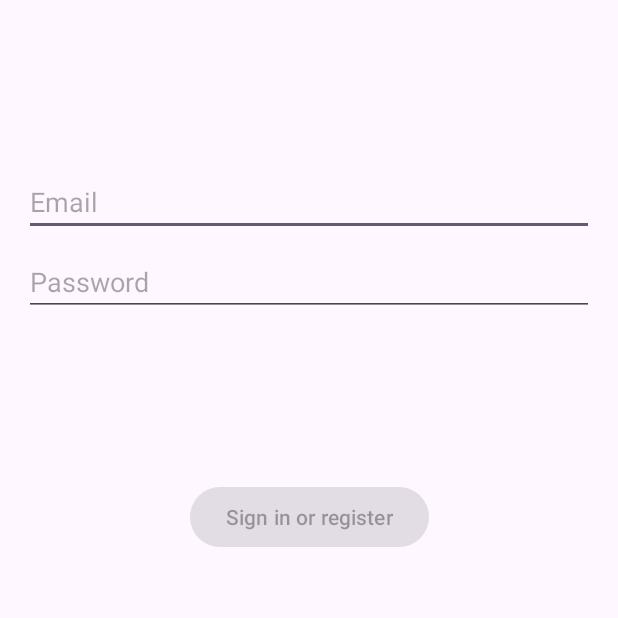
After one commit to ChapCarr/WhosOn, an Android app: the LoginActivity screen opened directly, with no data from a screen before it, on a phone screen of 412 x 824 dp, the top half of it. The commit adds this screen. Run offline under Robolectric (Android 15) with nearby library versions, the phone set to English and light mode, and no system bars.

Commit message:
Login screen added

```diff
--- a/app/build.gradle.kts
+++ b/app/build.gradle.kts
@@ -29,6 +29,9 @@ android {
         sourceCompatibility = JavaVersion.VERSION_11
         targetCompatibility = JavaVersion.VERSION_11
     }
+    buildFeatures {
+        viewBinding = true
+    }
 }
 
 dependencies {
@@ -37,6 +40,9 @@ dependencies {
     implementation(libs.material)
     implementation(libs.activity)
     implementation(libs.constraintlayout)
+    implementation(libs.annotation)
+    implementation(libs.lifecycle.livedata.ktx)
+    implementation(libs.lifecycle.viewmodel.ktx)
     testImplementation(libs.junit)
     androidTestImplementation(libs.ext.junit)
     androidTestImplementation(libs.espresso.core)
--- /dev/null
+++ b/app/src/main/java/edu/utsa/cs3443/whoson/data/LoginRepository.java
@@ -0,0 +1,54 @@
+package edu.utsa.cs3443.whoson.data;
+
+import edu.utsa.cs3443.whoson.data.model.LoggedInUser;
+
+/**
+ * Class that requests authentication and user information from the remote data source and
+ * maintains an in-memory cache of login status and user credentials information.
+ */
+public class LoginRepository {
+
+    private static volatile LoginRepository instance;
+
+    private LoginDataSource dataSource;
+
+    // If user credentials will be cached in local storage, it is recommended it be encrypted
+    // @see https://developer.android.com/training/articles/keystore
+    private LoggedInUser user = null;
+
+    // private constructor : singleton access
+    private LoginRepository(LoginDataSource dataSource) {
+        this.dataSource = dataSource;
+    }
+
+    public static LoginRepository getInstance(LoginDataSource dataSource) {
+        if (instance == null) {
+            instance = new LoginRepository(dataSource);
+        }
+        return instance;
+    }
+
+    public boolean isLoggedIn() {
+        return user != null;
+    }
+
+    public void logout() {
+        user = null;
+        dataSource.logout();
+    }
+
+    private void setLoggedInUser(LoggedInUser user) {
+        this.user = user;
+        // If user credentials will be cached in local storage, it is recommended it be encrypted
+        // @see https://developer.android.com/training/articles/keystore
+    }
+
+    public Result<LoggedInUser> login(String username, String password) {
+        // handle login
+        Result<LoggedInUser> result = dataSource.login(username, password);
+        if (result instanceof Result.Success) {
+            setLoggedInUser(((Result.Success<LoggedInUser>) result).getData());
+        }
+        return result;
+    }
+}
--- /dev/null
+++ b/app/src/main/java/edu/utsa/cs3443/whoson/ui/login/LoginActivity.java
@@ -0,0 +1,136 @@
+package edu.utsa.cs3443.whoson.ui.login;
+
+import android.app.Activity;
+
+import androidx.lifecycle.Observer;
+import androidx.lifecycle.ViewModelProvider;
+
+import android.os.Bundle;
+
+import androidx.annotation.Nullable;
+import androidx.annotation.StringRes;
+import androidx.appcompat.app.AppCompatActivity;
+
+import android.text.Editable;
+import android.text.TextWatcher;
+import android.view.KeyEvent;
+import android.view.View;
+import android.view.inputmethod.EditorInfo;
+import android.widget.Button;
+import android.widget.EditText;
+import android.widget.ProgressBar;
+import android.widget.TextView;
+import android.widget.Toast;
+
+import edu.utsa.cs3443.whoson.R;
+import edu.utsa.cs3443.whoson.ui.login.LoginViewModel;
+import edu.utsa.cs3443.whoson.ui.login.LoginViewModelFactory;
+import edu.utsa.cs3443.whoson.databinding.ActivityLoginBinding;
+
+public class LoginActivity extends AppCompatActivity {
+
+    private LoginViewModel loginViewModel;
+    private ActivityLoginBinding binding;
+
+    @Override
+    public void onCreate(Bundle savedInstanceState) {
+        super.onCreate(savedInstanceState);
+
+        binding = ActivityLoginBinding.inflate(getLayoutInflater());
+        setContentView(binding.getRoot());
+
+        loginViewModel = new ViewModelProvider(this, new LoginViewModelFactory())
+                .get(LoginViewModel.class);
+
+        final EditText usernameEditText = binding.username;
+        final EditText passwordEditText = binding.password;
+        final Button loginButton = binding.login;
+        final ProgressBar loadingProgressBar = binding.loading;
+
+        loginViewModel.getLoginFormState().observe(this, new Observer<LoginFormState>() {
+            @Override
+            public void onChanged(@Nullable LoginFormState loginFormState) {
+                if (loginFormState == null) {
+                    return;
+                }
+                loginButton.setEnabled(loginFormState.isDataValid());
+                if (loginFormState.getUsernameError() != null) {
+                    usernameEditText.setError(getString(loginFormState.getUsernameError()));
+                }
+                if (loginFormState.getPasswordError() != null) {
+                    passwordEditText.setError(getString(loginFormState.getPasswordError()));
+                }
+            }
+        });
+
+        loginViewModel.getLoginResult().observe(this, new Observer<LoginResult>() {
+            @Override
+            public void onChanged(@Nullable LoginResult loginResult) {
+                if (loginResult == null) {
+                    return;
+                }
+                loadingProgressBar.setVisibility(View.GONE);
+                if (loginResult.getError() != null) {
+                    showLoginFailed(loginResult.getError());
+                }
+                if (loginResult.getSuccess() != null) {
+                    updateUiWithUser(loginResult.getSuccess());
+                }
+                setResult(Activity.RESULT_OK);
+
+                //Complete and destroy login activity once successful
+                finish();
+            }
+        });
+
+        TextWatcher afterTextChangedListener = new TextWatcher() {
+            @Override
+            public void beforeTextChanged(CharSequence s, int start, int count, int after) {
+                // ignore
+            }
+
+            @Override
+            public void onTextChanged(CharSequence s, int start, int before, int count) {
+                // ignore
+            }
+
+            @Override
+            public void afterTextChanged(Editable s) {
+                loginViewModel.loginDataChanged(usernameEditText.getText().toString(),
+                        passwordEditText.getText().toString());
+            }
+        };
+        usernameEditText.addTextChangedListener(afterTextChangedListener);
+        passwordEditText.addTextChangedListener(afterTextChangedListener);
+        passwordEditText.setOnEditorActionListener(new TextView.OnEditorActionListener() {
+
+            @Override
+            public boolean onEditorAction(TextView v, int actionId, KeyEvent event) {
+                if (actionId == EditorInfo.IME_ACTION_DONE) {
+                    loginViewModel.login(usernameEditText.getText().toString(),
+                            passwordEditText.getText().toString());
+                }
+                return false;
+            }
+        });
+
+        loginButton.setOnClickListener(new View.OnClickListener() {
+            @Override
+            public void onClick(View v) {
+                loadingProgressBar.setVisibility(View.VISIBLE);
+                loginViewModel.login(usernameEditText.getText().toString(),
+                        passwordEditText.getText().toString());
+            }
+        });
+    }
+
+    private void updateUiWithUser(LoggedInUserView model) {
+        String welcome = getString(R.string.welcome) + model.getDisplayName();
+        // TODO : initiate successful logged in experience
+        Toast.makeText(getApplicationContext(), welcome, Toast.LENGTH_LONG).show();
+    }
+
+    private void showLoginFailed(@StringRes Integer errorString) {
+        Toast.makeText(getApplicationContext(), errorString, Toast.LENGTH_SHORT).show();
+    }
+}
--- /dev/null
+++ b/app/src/main/java/edu/utsa/cs3443/whoson/ui/login/LoginViewModel.java
@@ -0,0 +1,70 @@
+package edu.utsa.cs3443.whoson.ui.login;
+
+import androidx.lifecycle.LiveData;
+import androidx.lifecycle.MutableLiveData;
+import androidx.lifecycle.ViewModel;
+
+import android.util.Patterns;
+
+import edu.utsa.cs3443.whoson.data.LoginRepository;
+import edu.utsa.cs3443.whoson.data.Result;
+import edu.utsa.cs3443.whoson.data.model.LoggedInUser;
+import edu.utsa.cs3443.whoson.R;
+
+public class LoginViewModel extends ViewModel {
+
+    private MutableLiveData<LoginFormState> loginFormState = new MutableLiveData<>();
+    private MutableLiveData<LoginResult> loginResult = new MutableLiveData<>();
+    private LoginRepository loginRepository;
+
+    LoginViewModel(LoginRepository loginRepository) {
+        this.loginRepository = loginRepository;
+    }
+
+    LiveData<LoginFormState> getLoginFormState() {
+        return loginFormState;
+    }
+
+    LiveData<LoginResult> getLoginResult() {
+        return loginResult;
+    }
+
+    public void login(String username, String password) {
+        // can be launched in a separate asynchronous job
+        Result<LoggedInUser> result = loginRepository.login(username, password);
+
+        if (result instanceof Result.Success) {
+            LoggedInUser data = ((Result.Success<LoggedInUser>) result).getData();
+            loginResult.setValue(new LoginResult(new LoggedInUserView(data.getDisplayName())));
+        } else {
+            loginResult.setValue(new LoginResult(R.string.login_failed));
+        }
+    }
+
+    public void loginDataChanged(String username, String password) {
+        if (!isUserNameValid(username)) {
+            loginFormState.setValue(new LoginFormState(R.string.invalid_username, null));
+        } else if (!isPasswordValid(password)) {
+            loginFormState.setValue(new LoginFormState(null, R.string.invalid_password));
+        } else {
+            loginFormState.setValue(new LoginFormState(true));
+        }
+    }
+
+    // A placeholder username validation check
+    private boolean isUserNameValid(String username) {
+        if (username == null) {
+            return false;
+        }
+        if (username.contains("@")) {
+            return Patterns.EMAIL_ADDRESS.matcher(username).matches();
+        } else {
+            return !username.trim().isEmpty();
+        }
+    }
+
+    // A placeholder password validation check
+    private boolean isPasswordValid(String password) {
+        return password != null && password.trim().length() > 5;
+    }
+}
--- /dev/null
+++ b/app/src/main/java/edu/utsa/cs3443/whoson/ui/login/LoginViewModelFactory.java
@@ -0,0 +1,26 @@
+package edu.utsa.cs3443.whoson.ui.login;
+
+import androidx.lifecycle.ViewModel;
+import androidx.lifecycle.ViewModelProvider;
+import androidx.annotation.NonNull;
+
+import edu.utsa.cs3443.whoson.data.LoginDataSource;
+import edu.utsa.cs3443.whoson.data.LoginRepository;
+
+/**
+ * ViewModel provider factory to instantiate LoginViewModel.
+ * Required given LoginViewModel has a non-empty constructor
+ */
+public class LoginViewModelFactory implements ViewModelProvider.Factory {
+
+    @NonNull
+    @Override
+    @SuppressWarnings("unchecked")
+    public <T extends ViewModel> T create(@NonNull Class<T> modelClass) {
+        if (modelClass.isAssignableFrom(LoginViewModel.class)) {
+            return (T) new LoginViewModel(LoginRepository.getInstance(new LoginDataSource()));
+        } else {
+            throw new IllegalArgumentException("Unknown ViewModel class");
+        }
+    }
+}
--- /dev/null
+++ b/app/src/main/res/layout-w1240dp/activity_login.xml
@@ -0,0 +1,71 @@
+<?xml version="1.0" encoding="utf-8"?>
+<androidx.constraintlayout.widget.ConstraintLayout xmlns:android="http://schemas.android.com/apk/res/android"
+    xmlns:app="http://schemas.android.com/apk/res-auto"
+    xmlns:tools="http://schemas.android.com/tools"
+    android:id="@+id/container"
+    android:layout_width="match_parent"
+    android:layout_height="match_parent"
+    android:paddingLeft="@dimen/activity_horizontal_margin"
+    android:paddingTop="@dimen/activity_vertical_margin"
+    android:paddingRight="@dimen/activity_horizontal_margin"
+    android:paddingBottom="@dimen/activity_vertical_margin"
+    tools:context=".ui.login.LoginActivity">
+
+    <EditText
+        android:id="@+id/username"
+        android:layout_width="0dp"
+        android:layout_height="wrap_content"
+        android:layout_marginTop="96dp"
+        android:autofillHints="@string/prompt_email"
+        android:hint="@string/prompt_email"
+        android:inputType="textEmailAddress"
+        android:selectAllOnFocus="true"
+        app:layout_constraintEnd_toEndOf="parent"
+        app:layout_constraintStart_toStartOf="parent"
+        app:layout_constraintTop_toTopOf="parent" />
+
+    <EditText
+        android:id="@+id/password"
+        android:layout_width="0dp"
+        android:layout_height="wrap_content"
+        android:layout_marginTop="8dp"
+        android:autofillHints="@string/prompt_password"
+        android:hint="@string/prompt_password"
+        android:imeActionLabel="@string/action_sign_in_short"
+        android:imeOptions="actionDone"
+        android:inputType="textPassword"
+        android:selectAllOnFocus="true"
+        app:layout_constraintEnd_toEndOf="parent"
+        app:layout_constraintStart_toStartOf="parent"
+        app:layout_constraintTop_toBottomOf="@+id/username" />
+
+    <Button
+        android:id="@+id/login"
+        android:layout_width="wrap_content"
+        android:layout_height="wrap_content"
+        android:layout_gravity="start"
+        android:layout_marginTop="16dp"
+        android:layout_marginBottom="64dp"
+        android:enabled="false"
+        android:text="@string/action_sign_in"
+        app:layout_constraintBottom_toBottomOf="parent"
+        app:layout_constraintEnd_toEndOf="parent"
+        app:layout_constraintStart_toStartOf="parent"
+        app:layout_constraintTop_toBottomOf="@+id/password"
+        app:layout_constraintVertical_bias="0.2" />
+
+    <ProgressBar
+        android:id="@+id/loading"
+        android:layout_width="wrap_content"
+        android:layout_height="wrap_content"
+        android:layout_gravity="center"
+        android:layout_marginTop="64dp"
+        android:layout_marginBottom="64dp"
+        android:visibility="gone"
+        app:layout_constraintBottom_toBottomOf="parent"
+        app:layout_constraintEnd_toEndOf="@+id/password"
+        app:layout_constraintStart_toStartOf="@+id/password"
+        app:layout_constraintTop_toTopOf="parent"
+        app:layout_constraintVertical_bias="0.3" />
+
+</androidx.constraintlayout.widget.ConstraintLayout>
--- /dev/null
+++ b/app/src/main/res/layout-w936dp/activity_login.xml
@@ -0,0 +1,78 @@
+<?xml version="1.0" encoding="utf-8"?>
+<androidx.constraintlayout.widget.ConstraintLayout xmlns:android="http://schemas.android.com/apk/res/android"
+    xmlns:app="http://schemas.android.com/apk/res-auto"
+    xmlns:tools="http://schemas.android.com/tools"
+    android:id="@+id/container"
+    android:layout_width="match_parent"
+    android:layout_height="match_parent"
+    android:paddingLeft="@dimen/activity_horizontal_margin"
+    android:paddingTop="@dimen/activity_vertical_margin"
+    android:paddingRight="@dimen/activity_horizontal_margin"
+    android:paddingBottom="@dimen/activity_vertical_margin"
+    tools:context=".ui.login.LoginActivity">
+
+    <androidx.constraintlayout.widget.ConstraintLayout
+        android:layout_width="840dp"
+        android:layout_height="match_parent"
+        app:layout_constraintEnd_toEndOf="parent"
+        app:layout_constraintStart_toStartOf="parent">
+
+        <EditText
+            android:id="@+id/username"
+            android:layout_width="0dp"
+            android:layout_height="wrap_content"
+            android:layout_marginTop="96dp"
+            android:autofillHints="@string/prompt_email"
+            android:hint="@string/prompt_email"
+            android:inputType="textEmailAddress"
+            android:selectAllOnFocus="true"
+            app:layout_constraintEnd_toEndOf="parent"
+            app:layout_constraintStart_toStartOf="parent"
+            app:layout_constraintTop_toTopOf="parent" />
+
+        <EditText
+            android:id="@+id/password"
+            android:layout_width="0dp"
+            android:layout_height="wrap_content"
+            android:layout_marginTop="8dp"
+            android:autofillHints="@string/prompt_password"
+            android:hint="@string/prompt_password"
+            android:imeActionLabel="@string/action_sign_in_short"
+            android:imeOptions="actionDone"
+            android:inputType="textPassword"
+            android:selectAllOnFocus="true"
+            app:layout_constraintEnd_toEndOf="parent"
+            app:layout_constraintStart_toStartOf="parent"
+            app:layout_constraintTop_toBottomOf="@+id/username" />
+
+        <Button
+            android:id="@+id/login"
+            android:layout_width="wrap_content"
+            android:layout_height="wrap_content"
+            android:layout_gravity="start"
+            android:layout_marginTop="16dp"
+            android:layout_marginBottom="64dp"
+            android:enabled="false"
+            android:text="@string/action_sign_in"
+            app:layout_constraintBottom_toBottomOf="parent"
+            app:layout_constraintEnd_toEndOf="parent"
+            app:layout_constraintStart_toStartOf="parent"
+            app:layout_constraintTop_toBottomOf="@+id/password"
+            app:layout_constraintVertical_bias="0.2" />
+
+        <ProgressBar
+            android:id="@+id/loading"
+            android:layout_width="wrap_content"
+            android:layout_height="wrap_content"
+            android:layout_gravity="center"
+            android:layout_marginTop="64dp"
+            android:layout_marginBottom="64dp"
+            android:visibility="gone"
+            app:layout_constraintBottom_toBottomOf="parent"
+            app:layout_constraintEnd_toEndOf="@+id/password"
+            app:layout_constraintStart_toStartOf="@+id/password"
+            app:layout_constraintTop_toTopOf="parent"
+            app:layout_constraintVertical_bias="0.3" />
+
+    </androidx.constraintlayout.widget.ConstraintLayout>
+</androidx.constraintlayout.widget.ConstraintLayout>
--- /dev/null
+++ b/app/src/main/res/layout/activity_login.xml
@@ -0,0 +1,71 @@
+<?xml version="1.0" encoding="utf-8"?>
+<androidx.constraintlayout.widget.ConstraintLayout xmlns:android="http://schemas.android.com/apk/res/android"
+    xmlns:app="http://schemas.android.com/apk/res-auto"
+    xmlns:tools="http://schemas.android.com/tools"
+    android:id="@+id/container"
+    android:layout_width="match_parent"
+    android:layout_height="match_parent"
+    android:paddingLeft="@dimen/activity_horizontal_margin"
+    android:paddingTop="@dimen/activity_vertical_margin"
+    android:paddingRight="@dimen/activity_horizontal_margin"
+    android:paddingBottom="@dimen/activity_vertical_margin"
+    tools:context=".ui.login.LoginActivity">
+
+    <EditText
+        android:id="@+id/username"
+        android:layout_width="0dp"
+        android:layout_height="wrap_content"
+        android:layout_marginTop="96dp"
+        android:autofillHints="@string/prompt_email"
+        android:hint="@string/prompt_email"
+        android:inputType="textEmailAddress"
+        android:selectAllOnFocus="true"
+        app:layout_constraintEnd_toEndOf="parent"
+        app:layout_constraintStart_toStartOf="parent"
+        app:layout_constraintTop_toTopOf="parent" />
+
+    <EditText
+        android:id="@+id/password"
+        android:layout_width="0dp"
+        android:layout_height="wrap_content"
+        android:layout_marginTop="8dp"
+        android:autofillHints="@string/prompt_password"
+        android:hint="@string/prompt_password"
+        android:imeActionLabel="@string/action_sign_in_short"
+        android:imeOptions="actionDone"
+        android:inputType="textPassword"
+        android:selectAllOnFocus="true"
+        app:layout_constraintEnd_toEndOf="parent"
+        app:layout_constraintStart_toStartOf="parent"
+        app:layout_constraintTop_toBottomOf="@+id/username" />
+
+    <Button
+        android:id="@+id/login"
+        android:layout_width="wrap_content"
+        android:layout_height="wrap_content"
+        android:layout_gravity="start"
+        android:layout_marginTop="16dp"
+        android:layout_marginBottom="64dp"
+        android:enabled="false"
+        android:text="@string/action_sign_in"
+        app:layout_constraintBottom_toBottomOf="parent"
+        app:layout_constraintEnd_toEndOf="parent"
+        app:layout_constraintStart_toStartOf="parent"
+        app:layout_constraintTop_toBottomOf="@+id/password"
+        app:layout_constraintVertical_bias="0.2" />
+
+    <ProgressBar
+        android:id="@+id/loading"
+        android:layout_width="wrap_content"
+        android:layout_height="wrap_content"
+        android:layout_gravity="center"
+        android:layout_marginTop="64dp"
+        android:layout_marginBottom="64dp"
+        android:visibility="gone"
+        app:layout_constraintBottom_toBottomOf="parent"
+        app:layout_constraintEnd_toEndOf="@+id/password"
+        app:layout_constraintStart_toStartOf="@+id/password"
+        app:layout_constraintTop_toTopOf="parent"
+        app:layout_constraintVertical_bias="0.3" />
+
+</androidx.constraintlayout.widget.ConstraintLayout>
--- /dev/null
+++ b/app/src/main/res/values-land/dimens.xml
@@ -0,0 +1,3 @@
+<resources>
+    <dimen name="activity_horizontal_margin">48dp</dimen>
+</resources>
--- /dev/null
+++ b/app/src/main/res/values-w1240dp/dimens.xml
@@ -0,0 +1,3 @@
+<resources>
+    <dimen name="activity_horizontal_margin">200dp</dimen>
+</resources>
--- /dev/null
+++ b/app/src/main/res/values-w600dp/dimens.xml
@@ -0,0 +1,3 @@
+<resources>
+    <dimen name="activity_horizontal_margin">48dp</dimen>
+</resources>
--- /dev/null
+++ b/app/src/main/res/values/dimens.xml
@@ -0,0 +1,5 @@
+<resources>
+    <!-- Default screen margins, per the Android Design guidelines. -->
+    <dimen name="activity_horizontal_margin">16dp</dimen>
+    <dimen name="activity_vertical_margin">16dp</dimen>
+</resources>
--- a/app/src/main/res/values/strings.xml
+++ b/app/src/main/res/values/strings.xml
@@ -1,3 +1,12 @@
 <resources>
     <string name="app_name">whos on</string>
+    <string name="title_activity_login">LoginActivity</string>
+    <string name="prompt_email">Email</string>
+    <string name="prompt_password">Password</string>
+    <string name="action_sign_in">Sign in or register</string>
+    <string name="action_sign_in_short">Sign in</string>
+    <string name="welcome">"Welcome !"</string>
+    <string name="invalid_username">Not a valid username</string>
+    <string name="invalid_password">Password must be >5 characters</string>
+    <string name="login_failed">"Login failed"</string>
 </resources>
```
Also changed, not shown: app/src/main/AndroidManifest.xml (+7 -0 lines), app/src/main/java/edu/utsa/cs3443/whoson/data/LoginDataSource.java (added, +29 -0 lines), app/src/main/java/edu/utsa/cs3443/whoson/data/Result.java (added, +48 -0 lines), app/src/main/java/edu/utsa/cs3443/whoson/data/model/LoggedInUser.java (added, +23 -0 lines), app/src/main/java/edu/utsa/cs3443/whoson/ui/login/LoggedInUserView.java (added, +17 -0 lines), app/src/main/java/edu/utsa/cs3443/whoson/ui/login/LoginFormState.java (added, +40 -0 lines), app/src/main/java/edu/utsa/cs3443/whoson/ui/login/LoginResult.java (added, +31 -0 lines).
